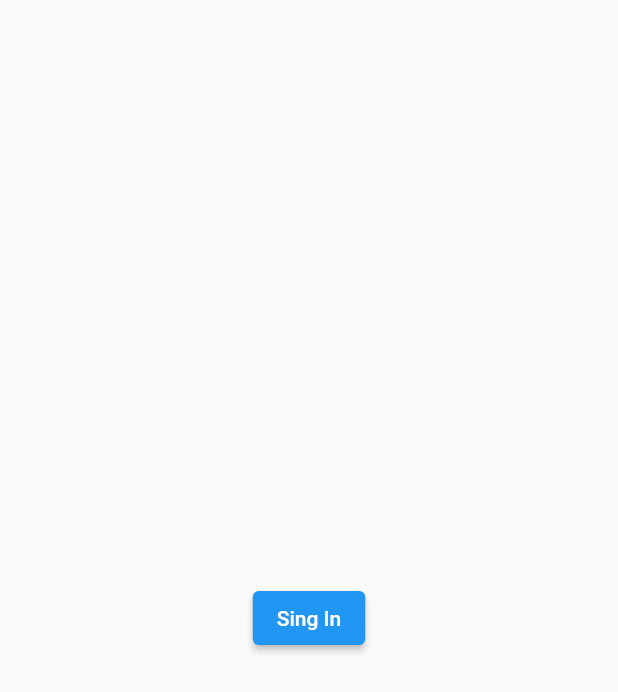
After one commit to gonzaSala/controlDeGastos-App, a Flutter app: the screen it shows after launch, on a phone screen of 412 x 824 dp. The commit adds this screen. Shown: the top 692 px of the screen. Run offline on Flutter 3.47's test engine with Material 2 defaults, Android fonts, the phone set to English and light mode, and no system bars; our stand-ins replace charts_flutter, cloud_firestore, firebase_core, font_awesome_flutter; accounts and stored records are empty.

Commit message:
resolviendo problema de grudle

```diff
--- /dev/null
+++ b/lib/login_state.dart
@@ -0,0 +1,15 @@
+import 'package:flutter/material.dart';
+
+class LoginState with ChangeNotifier {
+  bool loggedIn = false;
+  bool isLoggedIn() => loggedIn;
+  void login() {
+    loggedIn = true;
+    notifyListeners();
+  }
+
+  void logout() {
+    loggedIn = false;
+    notifyListeners();
+  }
+}
--- a/lib/main.dart
+++ b/lib/main.dart
@@ -1,31 +1,43 @@
+import 'package:control_gastos/login_state.dart';
 import 'package:control_gastos/screens/addPage.dart';
 import 'package:control_gastos/screens/homePage.dart';
+import 'package:control_gastos/screens/loginPage.dart';
+
 import 'package:flutter/material.dart';
 import 'package:firebase_core/firebase_core.dart';
 import 'package:control_gastos/firebase_options.dart';
+import 'package:provider/provider.dart';
 
 void main() async {
   WidgetsFlutterBinding.ensureInitialized();
   await Firebase.initializeApp(
     options: DefaultFirebaseOptions.currentPlatform,
   );
-  runApp(const MyApp());
+  runApp(MyApp());
 }
 
 class MyApp extends StatelessWidget {
-  const MyApp({Key? key}) : super(key: key);
-
   @override
   Widget build(BuildContext context) {
-    return MaterialApp(
+    return ChangeNotifierProvider<LoginState>(
+      create: (BuildContext context) => LoginState(),
+      child: MaterialApp(
         title: 'Material App',
         theme: ThemeData(
           primarySwatch: Colors.blue,
         ),
         routes: {
-        '/': (BuildContext context) => HomePage(),
+          '/': (BuildContext context) {
+            var state = Provider.of<LoginState>(context);
+            if (state.isLoggedIn()) {
+              return HomePage();
+            } else {
+              return LoginPage();
+            }
+          },
           '/add': (BuildContext context) => AddPage(),
         },
+      ),
     );
   }
 }
--- a/lib/screens/addPage.dart
+++ b/lib/screens/addPage.dart
@@ -1,5 +1,5 @@
 import 'package:cloud_firestore/cloud_firestore.dart';
-import 'package:control_gastos/category_selector_widget.dart';
+import 'package:control_gastos/widgets/category_selector_widget.dart';
 import 'package:flutter/foundation.dart';
 import 'package:flutter/material.dart';
 import 'package:font_awesome_flutter/font_awesome_flutter.dart';
--- /dev/null
+++ b/lib/screens/loginPage.dart
@@ -0,0 +1,18 @@
+import 'package:control_gastos/login_state.dart';
+import 'package:flutter/material.dart';
+import 'package:provider/provider.dart';
+
+class LoginPage extends StatelessWidget {
+  @override
+  Widget build(BuildContext context) {
+    return Scaffold(
+      body: Center(
+          child: ElevatedButton(
+        child: Text('Sing In'),
+        onPressed: () {
+          Provider.of<LoginState>(context, listen: false).login();
+        },
+      )),
+    );
+  }
+}
--- a/pubspec.yaml
+++ b/pubspec.yaml
@@ -31,13 +31,14 @@ dependencies:
   flutter:
     sdk: flutter
   fl_chart: ^0.41.0
-  firebase_core: ^2.16.0
-  cloud_firestore: ^4.9.2
+  firebase_core: ^2.19.0
+  cloud_firestore: ^4.11.0
   font_awesome_flutter: ^10.5.0
   intl: ^0.17.0
   table_calendar: ^3.0.2
   shared_preferences: ^2.0.10
   charts_flutter: ^0.12.0
+  provider: ^6.0.5
   # The following adds the Cupertino Icons font to your application.
   # Use with the CupertinoIcons class for iOS style icons.
   cupertino_icons: ^1.0.2
```
Also changed, not shown: lib/firebase_options.dart, lib/widgets/category_selector_widget.dart (renamed from lib/category_selector_widget.dart), pubspec.lock, 8 other files. Lines whose indentation alone changed are shown as unchanged.
